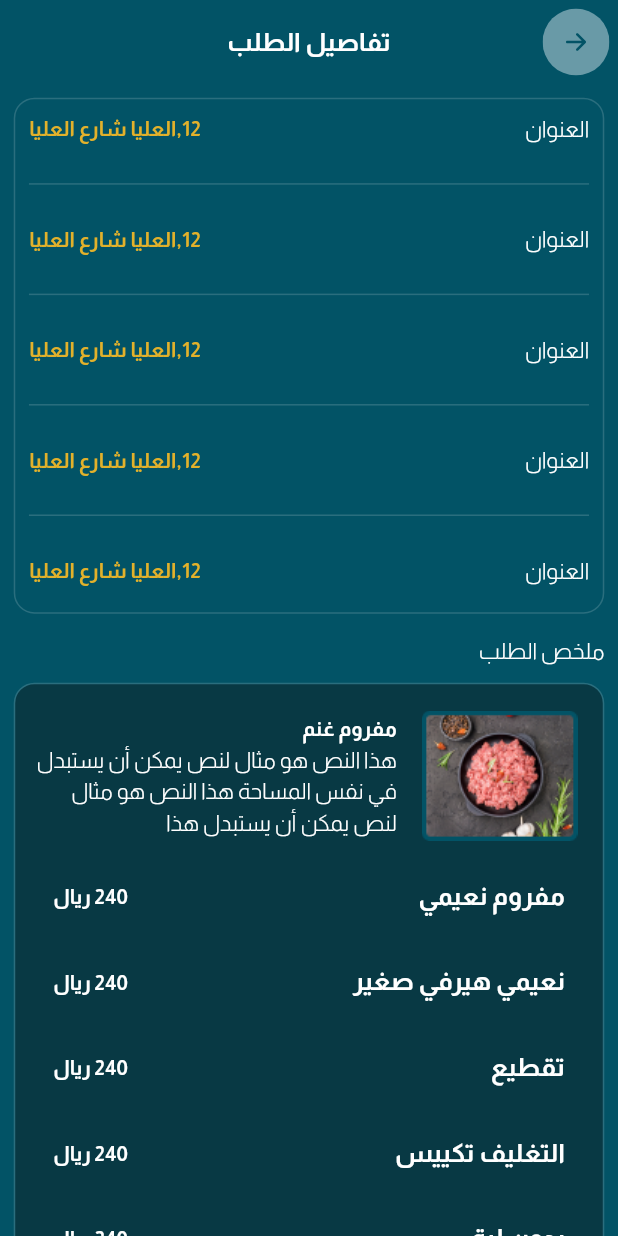
After one commit to ranahamdy1/abo_maged_app, a Flutter app: the OrederDetailsScreen screen opened directly, on a phone screen of 412 x 824 dp. The commit adds this screen. Run offline on Flutter 3.47's test engine with Material 3 defaults, Android fonts, the phone set to English and light mode, and no system bars; our stand-ins replace animated_splash_screen, bloc, carousel_slider, contained_tab_bar_view, dio, easy_localization and 6 more; accounts and stored records are empty.

Commit message:
add order details screen

```diff
--- /dev/null
+++ b/lib/features/home/orders/view/oreder_details_screen.dart
@@ -0,0 +1,314 @@
+import 'package:abo_maged_app/core/utils/app_assets.dart';
+import 'package:abo_maged_app/core/utils/app_colors.dart';
+import 'package:abo_maged_app/core/utils/app_routes.dart';
+import 'package:abo_maged_app/core/widgets/text_widget.dart';
+import 'package:abo_maged_app/features/home/orders/widgets/first_container_widget.dart';
+import 'package:flutter/material.dart';
+import 'package:flutter_screenutil/flutter_screenutil.dart';
+import 'package:flutter_svg/svg.dart';
+
+class OrederDetailsScreen extends StatelessWidget {
+  const OrederDetailsScreen({super.key});
+
+  @override
+  Widget build(BuildContext context) {
+    return Scaffold(
+      appBar: AppBar(
+        backgroundColor: AppColors.mainColor,
+        title: const TextWidget.bigText(" تفاصيل الطلب "),
+        centerTitle: true,
+        leading: Padding(
+          padding: EdgeInsets.all(5.0.w),
+          child: GestureDetector(
+            onTap: () {
+              AppRoutes.pop(context);
+            },
+            child: SizedBox(
+              height: 40.h,
+              width: 40.w,
+              child: SvgPicture.asset("next".getSvgAsset),
+            ),
+          ),
+        ),
+      ),
+      body: SingleChildScrollView(
+        child: Padding(
+          padding: EdgeInsets.all(8.0.w),
+          child: Column(
+            mainAxisAlignment: MainAxisAlignment.center,
+            children: [
+              Container(
+                height: 288.h,
+                width: double.infinity,
+                decoration: BoxDecoration(
+                  borderRadius: BorderRadius.circular(12.r),
+                  border: Border.all(color: AppColors.babyMainColor),
+                ),
+                child: Column(
+                  children: [
+                    const FirstContainerWidget(text1: 'العنوان', text2: '12,العليا شارع العليا',),
+                    Padding(
+                      padding: EdgeInsets.all(8.0.w),
+                      child: const Divider(color: AppColors.babyMainColor),
+                    ),
+                    const FirstContainerWidget(text1: 'العنوان', text2: '12,العليا شارع العليا',),
+                    Padding(
+                      padding: EdgeInsets.all(8.0.w),
+                      child: const Divider(color: AppColors.babyMainColor),
+                    ),
+                    const FirstContainerWidget(text1: 'العنوان', text2: '12,العليا شارع العليا',),
+                    Padding(
+                      padding: EdgeInsets.all(8.0.w),
+                      child: const Divider(color: AppColors.babyMainColor),
+                    ),
+                    const FirstContainerWidget(text1: 'العنوان', text2: '12,العليا شارع العليا',),
+                    Padding(
+                      padding: EdgeInsets.all(8.0.w),
+                      child: const Divider(color: AppColors.babyMainColor),
+                    ),
+                    const FirstContainerWidget(text1: 'العنوان', text2: '12,العليا شارع العليا',),
+                  ],
+                ),
+              ),
+              SizedBox(height: 12.h),
+              const Align(
+                alignment: Alignment.topRight,
+                child: TextWidget("ملخص الطلب"),
+              ),
+              SizedBox(height: 9.h),
+              Container(
+                height: 863.h,
+                width: double.infinity,
+                decoration: BoxDecoration(
+                  color: AppColors.secondColor,
+                  border: Border.all(color: AppColors.babyMainColor),
+                  borderRadius: BorderRadius.circular(12.r),
+                ),
+                child: Padding(
+                  padding: EdgeInsets.all(8.0.w),
+                  child: Column(
+                    children: [
+                      Row(
+                        children: [
+                          SizedBox(
+                            height: 87.h,
+                            width: 104.w,
+                            child: Image.asset("order_details".getPngAsset),
+                          ),
+                          SizedBox(width: 8.w,),
+                          const Expanded(
+                            child: Column(
+                              crossAxisAlignment: CrossAxisAlignment.start,
+                              children: [
+                                TextWidget.mediumText("مفروم غنم", color: AppColors.whiteColor),
+                                TextWidget(
+                                  "هذا النص هو مثال لنص يمكن أن يستبدل في نفس المساحة هذا النص هو مثال لنص يمكن أن يستبدل هذا ",
+                                  maxLines: 5,
+                                  overflow: TextOverflow.ellipsis,
+                                  textAlign: TextAlign.start,
+                                ),
+                              ],
+                            ),
+                          ),
+                        ],
+                      ),
+                      Padding(
+                        padding: EdgeInsets.all(14.0.w),
+                        child: const Row(
+                          mainAxisAlignment: MainAxisAlignment.spaceBetween,
+                          children: [
+                            TextWidget.bigText("مفروم نعيمي"),
+                            TextWidget.mediumText("240 ريال",color: AppColors.whiteColor,)
+                          ],
+                        ),
+                      ),
+                      Padding(
+                        padding: EdgeInsets.all(14.0.w),
+                        child: const Row(
+                          mainAxisAlignment: MainAxisAlignment.spaceBetween,
+                          children: [
+                            TextWidget.bigText("نعيمي هيرفي صغير"),
+                            TextWidget.mediumText("240 ريال",color: AppColors.whiteColor,)
+                          ],
+                        ),
+                      ),
+                      Padding(
+                        padding: EdgeInsets.all(14.0.w),
+                        child: const Row(
+                          mainAxisAlignment: MainAxisAlignment.spaceBetween,
+                          children: [
+                            TextWidget.bigText("تقطيع"),
+                            TextWidget.mediumText("240 ريال",color: AppColors.whiteColor,)
+                          ],
+                        ),
+                      ),
+                      Padding(
+                        padding: EdgeInsets.all(14.0.w),
+                        child: const Row(
+                          mainAxisAlignment: MainAxisAlignment.spaceBetween,
+                          children: [
+                            TextWidget.bigText("التغليف تكييس"),
+                            TextWidget.mediumText("240 ريال",color: AppColors.whiteColor,)
+                          ],
+                        ),
+                      ),
+                      Padding(
+                        padding: EdgeInsets.all(14.0.w),
+                        child: const Row(
+                          mainAxisAlignment: MainAxisAlignment.spaceBetween,
+                          children: [
+                            TextWidget.bigText("بدون لية"),
+                            TextWidget.mediumText("240 ريال",color: AppColors.whiteColor,)
+                          ],
+                        ),
+                      ),
+                      Padding(
+                        padding: EdgeInsets.all(8.0.w),
+                        child: const Divider(color: AppColors.babyMainColor,),
+                      ),
+                      Row(
+                        children: [
+                          SizedBox(
+                            height: 87.h,
+                            width: 104.w,
+                            child: Image.asset("order_details".getPngAsset),
+                          ),
+                          SizedBox(width: 8.w,),
+                          const Expanded(
+                            child: Column(
+                              crossAxisAlignment: CrossAxisAlignment.start,
+                              children: [
+                                TextWidget.mediumText("مفروم غنم", color: AppColors.whiteColor),
+                                TextWidget(
+                                  "هذا النص هو مثال لنص يمكن أن يستبدل في نفس المساحة هذا النص هو مثال لنص يمكن أن يستبدل هذا ",
+                                  maxLines: 5,
+                                  overflow: TextOverflow.ellipsis,
+                                  textAlign: TextAlign.start,
+                                ),
+                              ],
+                            ),
+                          ),
+                        ],
+                      ),
+                      Padding(
+                        padding: EdgeInsets.all(14.0.w),
+                        child: const Row(
+                          mainAxisAlignment: MainAxisAlignment.spaceBetween,
+                          children: [
+                            TextWidget.bigText("مفروم نعيمي"),
+                            TextWidget.mediumText("240 ريال",color: AppColors.whiteColor,)
+                          ],
+                        ),
+                      ),
+                      Padding(
+                        padding: EdgeInsets.all(14.0.w),
+                        child: const Row(
+                          mainAxisAlignment: MainAxisAlignment.spaceBetween,
+                          children: [
+                            TextWidget.bigText("مفروم نعيمي"),
+                            TextWidget.mediumText("240 ريال",color: AppColors.whiteColor,)
+                          ],
+                        ),
+                      ),
+                      Padding(
+                        padding: EdgeInsets.all(14.0.w),
+                        child: const Row(
+                          mainAxisAlignment: MainAxisAlignment.spaceBetween,
+                          children: [
+                            TextWidget.bigText("مفروم نعيمي"),
+                            TextWidget.mediumText("240 ريال",color: AppColors.whiteColor,)
+                          ],
+                        ),
+                      ),
+                      Padding(
+                        padding: EdgeInsets.all(14.0.w),
+                        child: const Row(
+                          mainAxisAlignment: MainAxisAlignment.spaceBetween,
+                          children: [
+                            TextWidget.bigText("مفروم نعيمي"),
+                            TextWidget.mediumText("240 ريال",color: AppColors.whiteColor,)
+                          ],
+                        ),
+                      ),
+                      Padding(
+                        padding: EdgeInsets.all(14.0.w),
+                        child: const Row(
+                          mainAxisAlignment: MainAxisAlignment.spaceBetween,
+                          children: [
+                            TextWidget.bigText("مفروم نعيمي"),
+                            TextWidget.mediumText("240 ريال",color: AppColors.whiteColor,)
+                          ],
+                        ),
+                      ),
+                      Padding(
+                        padding: EdgeInsets.all(8.0.w),
+                        child: const Divider(color: AppColors.babyMainColor,),
+                      ),
+                      Padding(
+                        padding: EdgeInsets.all(14.0.w),
+                        child: const Row(
+                          mainAxisAlignment: MainAxisAlignment.spaceBetween,
+                          children: [
+                            TextWidget.bigText("مجموع الطلب"),
+                            TextWidget.mediumText("240 ريال",color: AppColors.whiteColor,)
+                          ],
+                        ),
+                      ),
+                      Padding(
+                        padding: EdgeInsets.all(14.0.w),
+                        child: const Row(
+                          mainAxisAlignment: MainAxisAlignment.spaceBetween,
+                          children: [
+                            TextWidget.bigText("رسوم التوصيل"),
+                            TextWidget.mediumText("240 ريال",color: AppColors.whiteColor,)
+                          ],
+                        ),
+                      ),
+                      Padding(
+                        padding: EdgeInsets.all(14.0.w),
+                        child: const Row(
+                          mainAxisAlignment: MainAxisAlignment.spaceBetween,
+                          children: [
+                            TextWidget.bigText("الاجمالي",color: AppColors.yellowColor,),
+                            TextWidget.mediumText("240 ريال",color: AppColors.yellowColor,)
+                          ],
+                        ),
+                      ),
+                      SizedBox(height: 5.h),
+                      const TextWidget("جميع الاسعار تشمل 15%  ضريبة القيمة المضاقة")
+                    ],
+                  ),
+                ),
+              ),
+              SizedBox(height: 12.h),
+              Container(
+                height: 185.h,
+                width: double.infinity,
+                decoration: BoxDecoration(
+                  borderRadius: BorderRadius.circular(12.r),
+                  border: Border.all(color: AppColors.whiteColor)
+                ),
+                child: Column(
+                  mainAxisAlignment: MainAxisAlignment.spaceEvenly,
+                  children: [
+                    const TextWidget("جميع الحقوق محفوظة لشركة ملحمة ابو ماجد 2023"),
+                    Image.asset("company".getPngAsset),
+                    Row(
+                      mainAxisAlignment: MainAxisAlignment.center,
+                      children: [
+                        const TextWidget("الرقم الضريبي :"),
+                        SizedBox(width: 6.h),
+                        const TextWidget("3209024152700009"),
+                      ],
+                    )
+                  ],
+                ),
+              ),
+              SizedBox(height: 44.h),
+            ],
+          ),
+        ),
+      ),
+    );
+  }
+}
--- a/lib/features/home/orders/widgets/current_order_widget.dart
+++ b/lib/features/home/orders/widgets/current_order_widget.dart
@@ -1,6 +1,8 @@
 import 'package:abo_maged_app/core/utils/app_assets.dart';
 import 'package:abo_maged_app/core/utils/app_colors.dart';
+import 'package:abo_maged_app/core/utils/app_routes.dart';
 import 'package:abo_maged_app/core/widgets/text_widget.dart';
+import 'package:abo_maged_app/features/home/orders/view/oreder_details_screen.dart';
 import 'package:flutter/cupertino.dart';
 import 'package:flutter_screenutil/flutter_screenutil.dart';
 
@@ -39,10 +41,15 @@ class CurrentOrderWidget extends StatelessWidget {
                           color: AppColors.secondColor,
                         ),
                         child: Center(
-                          child: TextWidget(
-                            "عرض التفاصيل",
-                            color: AppColors.whiteColor,
-                            fontSize: 9.sp,
+                          child: GestureDetector(
+                            onTap: (){
+                              AppRoutes.routeTo(context, const OrederDetailsScreen());
+                            },
+                            child: TextWidget(
+                              "عرض التفاصيل",
+                              color: AppColors.whiteColor,
+                              fontSize: 9.sp,
+                            ),
                           ),
                         ),
                       ),
--- /dev/null
+++ b/lib/features/home/orders/widgets/first_container_widget.dart
@@ -0,0 +1,24 @@
+import 'package:abo_maged_app/core/utils/app_colors.dart';
+import 'package:abo_maged_app/core/widgets/text_widget.dart';
+import 'package:flutter/cupertino.dart';
+import 'package:flutter_screenutil/flutter_screenutil.dart';
+
+class FirstContainerWidget extends StatelessWidget {
+  const FirstContainerWidget({super.key, required this.text1, required this.text2});
+  final String text1;
+  final String text2;
+
+  @override
+  Widget build(BuildContext context) {
+    return Padding(
+      padding: EdgeInsets.all(8.0.w),
+      child: Row(
+        children: [
+          TextWidget(text1),
+          const Spacer(),
+          TextWidget.mediumText(text2,color: AppColors.yellowColor,),
+        ],
+      ),
+    );
+  }
+}
--- a/lib/features/home/orders/widgets/last_order_widget.dart
+++ b/lib/features/home/orders/widgets/last_order_widget.dart
@@ -1,6 +1,8 @@
 import 'package:abo_maged_app/core/utils/app_assets.dart';
 import 'package:abo_maged_app/core/utils/app_colors.dart';
+import 'package:abo_maged_app/core/utils/app_routes.dart';
 import 'package:abo_maged_app/core/widgets/text_widget.dart';
+import 'package:abo_maged_app/features/home/orders/view/oreder_details_screen.dart';
 import 'package:flutter/cupertino.dart';
 import 'package:flutter_screenutil/flutter_screenutil.dart';
 
@@ -40,10 +42,15 @@ class LastOrderWidget extends StatelessWidget {
                           color: AppColors.secondColor,
                         ),
                         child: Center(
-                          child: TextWidget(
-                            "عرض التفاصيل",
-                            color: AppColors.whiteColor,
-                            fontSize: 9.sp,
+                          child: GestureDetector(
+                            onTap: (){
+                              AppRoutes.routeTo(context, const OrederDetailsScreen());
+                            },
+                            child: TextWidget(
+                              "عرض التفاصيل",
+                              color: AppColors.whiteColor,
+                              fontSize: 9.sp,
+                            ),
                           ),
                         ),
                       ),
```
Also changed, not shown: assets/images/company.png (added), assets/images/order_details.png (added).
